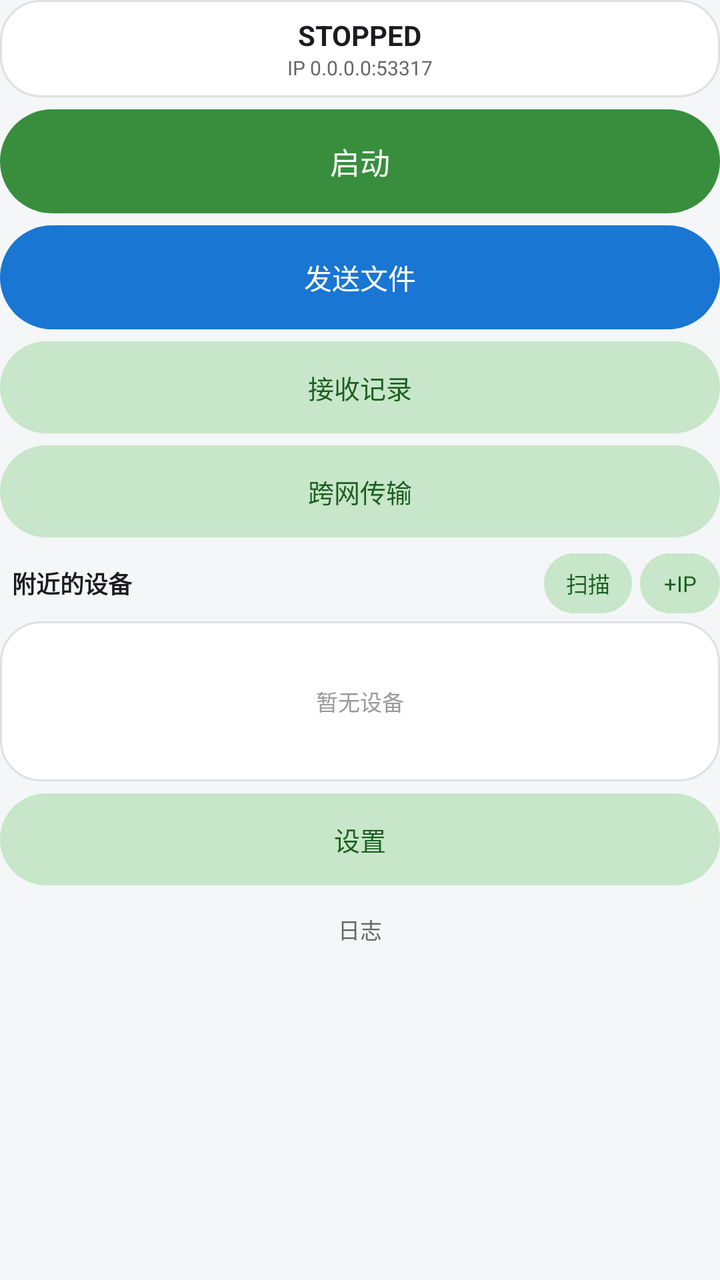
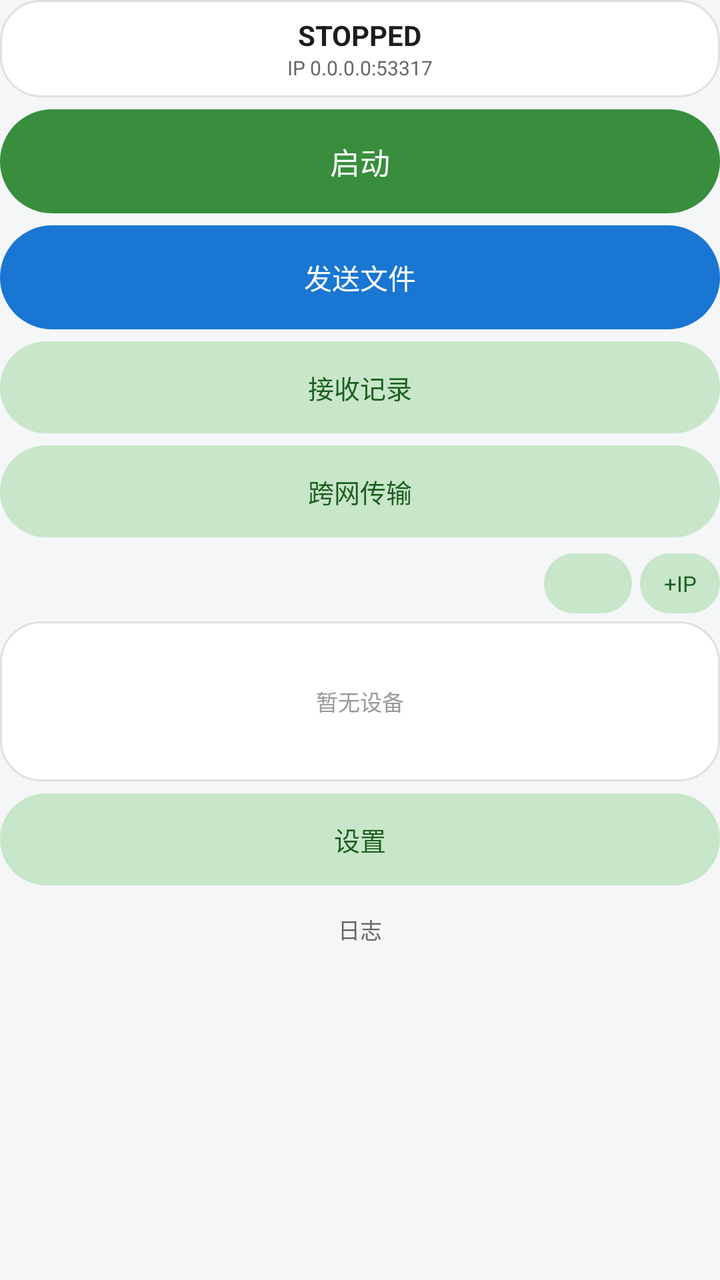

Screens rendered from an Android XML layout before and after an edit, with the pre-edit source and the edit as a unified diff.
<!-- AndroidManifest.xml: application theme android:Theme.Light -->
<!-- res/layout/activity_main.xml -->
<?xml version="1.0" encoding="utf-8"?>
<LinearLayout xmlns:android="http://schemas.android.com/apk/res/android"
    android:id="@+id/main_root"
    android:layout_width="match_parent"
    android:layout_height="match_parent"
    android:orientation="vertical"
    android:background="#F4F6F8">

    <ScrollView
        android:id="@+id/main_scroll"
        android:layout_width="match_parent"
        android:layout_height="match_parent">
        
        <LinearLayout
            android:id="@+id/main_container"
            android:layout_width="match_parent"
            android:layout_height="wrap_content"
            android:orientation="vertical">
            
            <LinearLayout
                android:layout_width="match_parent"
                android:layout_height="wrap_content"
                android:orientation="vertical"
                android:gravity="center"
                android:background="@drawable/watch_card"
                android:padding="8dp"
                android:layout_marginBottom="6dp">
                <TextView android:id="@+id/status"
                    android:layout_width="wrap_content" android:layout_height="wrap_content"
                    android:text="STOPPED" android:textColor="#1C1B1F"
                    android:textSize="14sp" android:textStyle="bold" />
                <TextView android:id="@+id/status_ip"
                    android:layout_width="wrap_content" android:layout_height="wrap_content"
                    android:text="IP 0.0.0.0:53317" android:textColor="#666"
                    android:textSize="10sp" android:singleLine="true" android:ellipsize="middle" />
            </LinearLayout>

            <Button android:id="@+id/toggle"
                android:layout_width="match_parent" android:layout_height="52dp"
                android:text="启动" android:textSize="15sp" android:textColor="#FFFFFF"
                android:background="@drawable/watch_btn_primary" android:layout_marginBottom="6dp" />

            <Button android:id="@+id/btn_send"
                android:layout_width="match_parent" android:layout_height="52dp"
                android:text="发送文件" android:textSize="14sp" android:textColor="#FFFFFF"
                android:background="@drawable/watch_btn_send" android:layout_marginBottom="6dp" />

            <LinearLayout android:id="@+id/layout_selected_files"
                android:layout_width="match_parent" android:layout_height="wrap_content"
                android:orientation="vertical" android:background="@drawable/watch_card"
                android:padding="12dp" android:layout_marginBottom="6dp" android:visibility="gone">
                <TextView android:id="@+id/tv_selected_file"
                    android:layout_width="match_parent" android:layout_height="wrap_content"
                    android:textSize="13sp" android:textColor="#1C1B1F" android:layout_marginBottom="8dp"/>
                <LinearLayout android:layout_width="match_parent" android:layout_height="wrap_content"
                    android:orientation="horizontal" android:gravity="end">
                    <Button android:id="@+id/btn_edit_files"
                        android:layout_width="wrap_content" android:layout_height="32dp"
                        android:text="编辑" android:textSize="11sp" android:textColor="#666"
                        android:background="@android:color/transparent" android:minHeight="0dp" android:layout_marginRight="8dp"/>
                    <Button android:id="@+id/btn_add_files_more"
                        android:layout_width="wrap_content" android:layout_height="32dp"
                        android:text="+ 追加" android:textSize="11sp" android:textColor="#FFFFFF"
                        android:background="@drawable/watch_btn_primary" android:minHeight="0dp" android:paddingLeft="12dp" android:paddingRight="12dp"/>
                </LinearLayout>
            </LinearLayout>

            <Button android:id="@+id/btn_history"
                android:layout_width="match_parent" android:layout_height="46dp"
                android:text="接收记录" android:textSize="13sp" android:textColor="#1B5E20"
                android:background="@drawable/watch_btn_secondary" android:layout_marginBottom="6dp" />

            <Button android:id="@+id/btn_cross_net"
                android:layout_width="match_parent" android:layout_height="46dp"
                android:text="跨网传输" android:textSize="13sp" android:textColor="#1B5E20"
                android:background="@drawable/watch_btn_secondary" android:layout_marginBottom="8dp" />

            <LinearLayout
                android:layout_width="match_parent" android:layout_height="wrap_content"
                android:orientation="horizontal" android:gravity="center_vertical"
                android:layout_marginBottom="4dp">
                <TextView android:id="@+id/tv_nearby_title" android:layout_width="0dp" android:layout_weight="1"
                    android:layout_height="wrap_content" android:text="附近的设备"
                    android:textSize="12sp" android:textStyle="bold" android:textColor="#1C1B1F"
                    android:layout_marginLeft="6dp" />
                <Button android:id="@+id/scan"
                    android:layout_width="wrap_content" android:layout_height="30dp"
                    android:text="扫描" android:textSize="11sp" android:textColor="#1B5E20"
                    android:background="@drawable/watch_btn_secondary"
                    android:minHeight="0dp" android:minWidth="44dp"
                    android:paddingLeft="8dp" android:paddingRight="8dp" />
                <Button android:id="@+id/btn_manual_ip"
                    android:layout_width="wrap_content" android:layout_height="30dp"
                    android:text="+IP" android:textSize="11sp" android:textColor="#1B5E20"
                    android:background="@drawable/watch_btn_secondary"
                    android:minHeight="0dp" android:minWidth="40dp"
                    android:paddingLeft="6dp" android:paddingRight="6dp"
                    android:layout_marginLeft="4dp" />
            </LinearLayout>

            <FrameLayout
                android:layout_width="match_parent" android:layout_height="wrap_content"
                android:background="@drawable/watch_card" android:minHeight="80dp"
                android:layout_marginBottom="6dp">
                <ListView android:id="@+id/devices"
                    android:layout_width="match_parent" android:layout_height="wrap_content"
                    android:divider="@null" android:dividerHeight="0dp" />
                <TextView android:id="@+id/empty_hint"
                    android:layout_width="wrap_content" android:layout_height="wrap_content"
                    android:layout_gravity="center" android:text="暂无设备"
                    android:textColor="#999" android:textSize="11sp" />
            </FrameLayout>

            <Button android:id="@+id/btn_settings"
                android:layout_width="match_parent" android:layout_height="46dp"
                android:text="设置" android:textSize="13sp" android:textColor="#1B5E20"
                android:background="@drawable/watch_btn_secondary" android:layout_marginBottom="4dp" />

            <Button android:id="@+id/btn_log"
                android:layout_width="match_parent" android:layout_height="36dp"
                android:text="日志" android:textSize="11sp" android:textColor="#666"
                android:background="@android:color/transparent" android:minHeight="0dp" />
        </LinearLayout>
    </ScrollView>
</LinearLayout>
<!-- resources referenced by this layout -->
<resources>
  <!-- drawable watch_btn_primary (drawable) -->
  <?xml version="1.0" encoding="utf-8"?>
  <selector xmlns:android="http://schemas.android.com/apk/res/android">
      <item android:state_pressed="true"><shape><solid android:color="#2E7D32"/><corners android:radius="26dp"/></shape></item>
      <item><shape><solid android:color="#388E3C"/><corners android:radius="26dp"/></shape></item>
  </selector>
  <!-- drawable watch_btn_secondary (drawable) -->
  <?xml version="1.0" encoding="utf-8"?>
  <selector xmlns:android="http://schemas.android.com/apk/res/android">
      <item android:state_pressed="true"><shape><solid android:color="#A5D6A7"/><corners android:radius="23dp"/></shape></item>
      <item><shape><solid android:color="#C8E6C9"/><corners android:radius="23dp"/></shape></item>
  </selector>
  <!-- drawable watch_btn_send (drawable) -->
  <?xml version="1.0" encoding="utf-8"?>
  <selector xmlns:android="http://schemas.android.com/apk/res/android">
      <item android:state_pressed="true"><shape><solid android:color="#1565C0"/><corners android:radius="26dp"/></shape></item>
      <item><shape><solid android:color="#1976D2"/><corners android:radius="26dp"/></shape></item>
  </selector>
  <!-- drawable watch_card (drawable) -->
  <?xml version="1.0" encoding="utf-8"?>
  <shape xmlns:android="http://schemas.android.com/apk/res/android">
      <solid android:color="#FFFFFF"/>
      <corners android:radius="20dp"/>
      <stroke android:width="1dp" android:color="#E0E0E0"/>
  </shape>
</resources>

<!-- the commit's change to res/layout/activity_main.xml (unified diff, before → after) -->
@@ -80,12 +80,12 @@
                 android:orientation="horizontal" android:gravity="center_vertical"
                 android:layout_marginBottom="4dp">
                 <TextView android:id="@+id/tv_nearby_title" android:layout_width="0dp" android:layout_weight="1"
-                    android:layout_height="wrap_content" android:text="附近的设备"
+                    android:layout_height="wrap_content" android:text=""
                     android:textSize="12sp" android:textStyle="bold" android:textColor="#1C1B1F"
                     android:layout_marginLeft="6dp" />
                 <Button android:id="@+id/scan"
                     android:layout_width="wrap_content" android:layout_height="30dp"
-                    android:text="扫描" android:textSize="11sp" android:textColor="#1B5E20"
+                    android:text="" android:textSize="11sp" android:textColor="#1B5E20"
                     android:background="@drawable/watch_btn_secondary"
                     android:minHeight="0dp" android:minWidth="44dp"
                     android:paddingLeft="8dp" android:paddingRight="8dp" />
